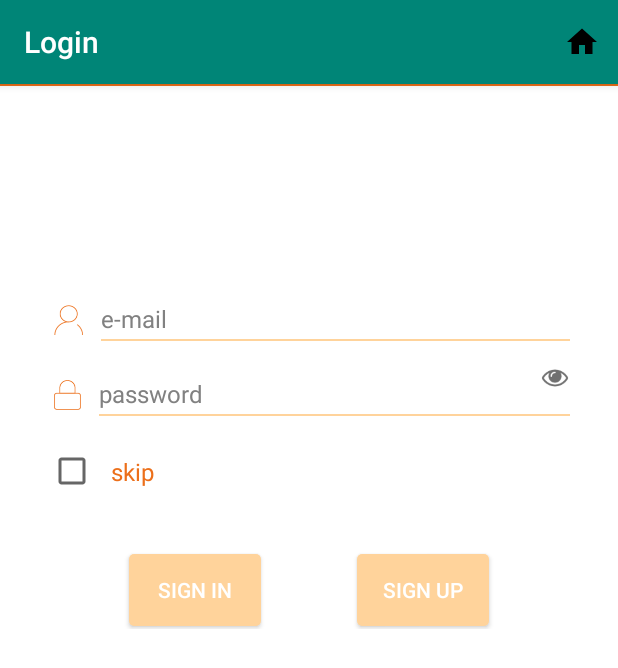
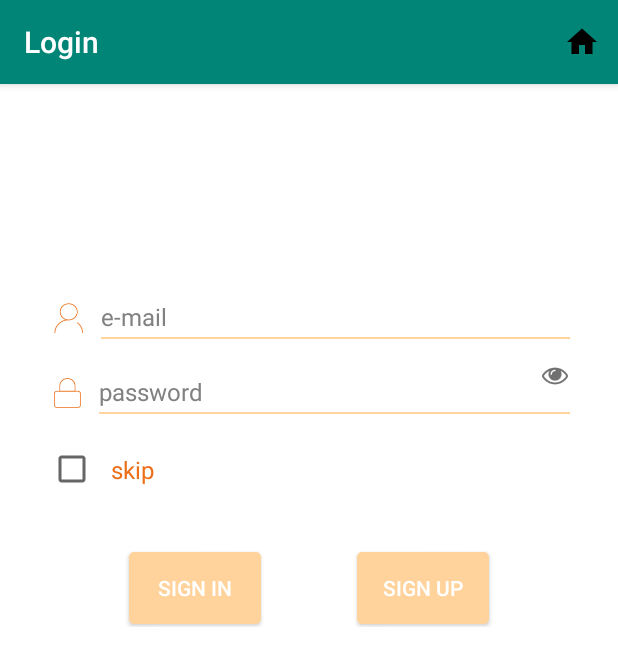
Before and after one commit to zerlzerl/MonashFriendFinder, an Android app: the screen it shows after launch (Login), on a phone screen of 412 x 824 dp. Shown: the top 668 px of the screen. Run offline under Robolectric (Android 15) with nearby library versions, the phone set to English and light mode, and no system bars.

Commit message:
login implementation

```diff
--- a/app/src/main/res/layout/login.xml
+++ b/app/src/main/res/layout/login.xml
@@ -20,10 +20,6 @@
 
     </android.support.design.widget.AppBarLayout>
 
-    <View android:layout_width="match_parent"
-        android:layout_height="1dp"
-        android:background="@color/orange_main"
-        />
 
     <RelativeLayout
         android:layout_width="match_parent"
```
